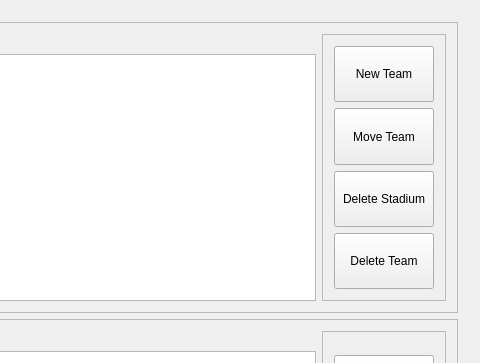
First picture: the form in Baseball-Itinerary-Program/primewin.ui, repository xavierliancw/Based-Itinerary, before the edit; both pictures show x 470 to 950 and y 0 to 363 of the 950 by 631 pixel window.
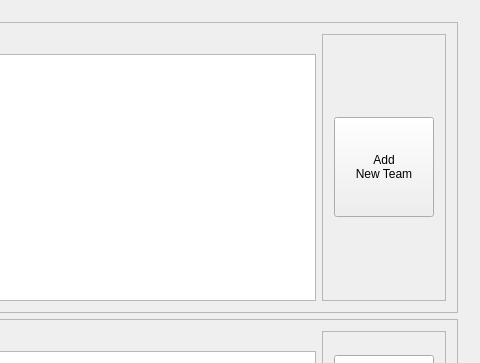
Second picture: the form after the edit.

```diff
--- a/Baseball-Itinerary-Program/primewin.ui
+++ b/Baseball-Itinerary-Program/primewin.ui
@@ -1303,82 +1303,8 @@
                  </size>
                 </property>
                 <property name="text">
-                 <string>New Team</string>
-                </property>
-               </widget>
-              </item>
-              <item>
-               <widget class="QPushButton" name="moveTeamBtn">
-                <property name="sizePolicy">
-                 <sizepolicy hsizetype="Fixed" vsizetype="Fixed">
-                  <horstretch>0</horstretch>
-                  <verstretch>0</verstretch>
-                 </sizepolicy>
-                </property>
-                <property name="minimumSize">
-                 <size>
-                  <width>100</width>
-                  <height>50</height>
-                 </size>
-                </property>
-                <property name="maximumSize">
-                 <size>
-                  <width>100</width>
-                  <height>100</height>
-                 </size>
-                </property>
-                <property name="text">
-                 <string>Move Team</string>
-                </property>
-               </widget>
-              </item>
-              <item>
-               <widget class="QPushButton" name="deleteStadBtn">
-                <property name="sizePolicy">
-                 <sizepolicy hsizetype="Fixed" vsizetype="Fixed">
-                  <horstretch>0</horstretch>
-                  <verstretch>0</verstretch>
-                 </sizepolicy>
-                </property>
-                <property name="minimumSize">
-                 <size>
-                  <width>100</width>
-                  <height>50</height>
-                 </size>
-                </property>
-                <property name="maximumSize">
-                 <size>
-                  <width>100</width>
-                  <height>100</height>
-                 </size>
-                </property>
-                <property name="text">
-                 <string>Delete Stadium</string>
-                </property>
-               </widget>
-              </item>
-              <item>
-               <widget class="QPushButton" name="deleteTeamBtn">
-                <property name="sizePolicy">
-                 <sizepolicy hsizetype="Fixed" vsizetype="Fixed">
-                  <horstretch>0</horstretch>
-                  <verstretch>0</verstretch>
-                 </sizepolicy>
-                </property>
-                <property name="minimumSize">
-                 <size>
-                  <width>100</width>
-                  <height>50</height>
-                 </size>
-                </property>
-                <property name="maximumSize">
-                 <size>
-                  <width>100</width>
-                  <height>100</height>
-                 </size>
-                </property>
-                <property name="text">
-                 <string>Delete Team</string>
+                 <string>Add
+New Team</string>
                 </property>
                </widget>
               </item>
```
